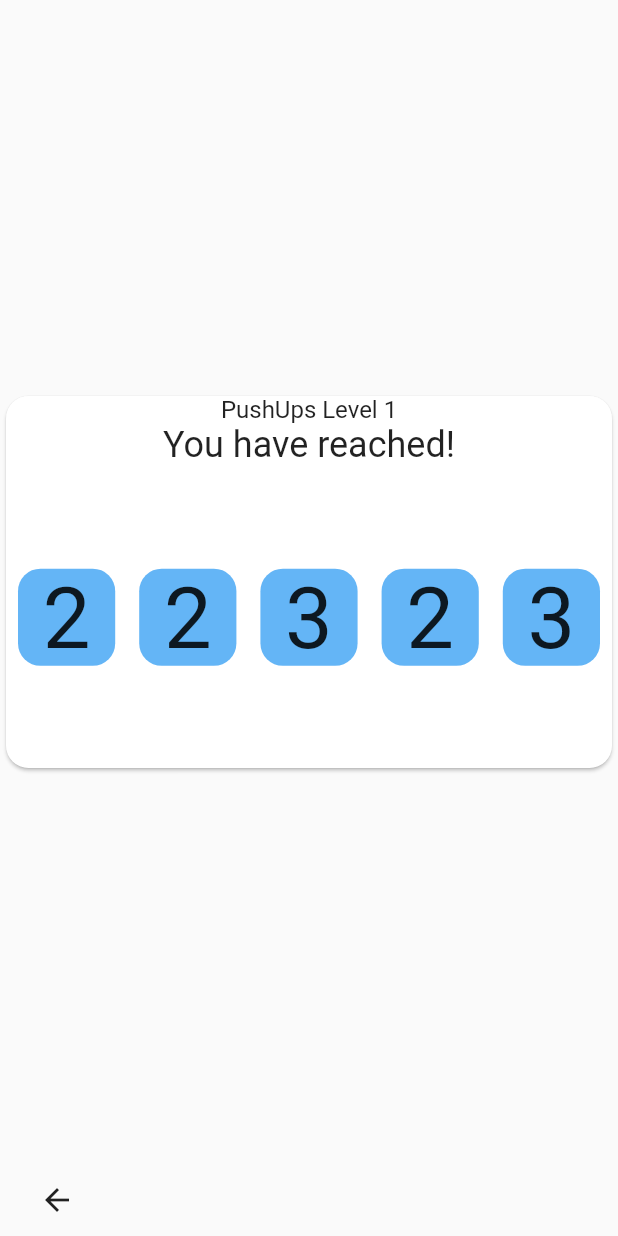
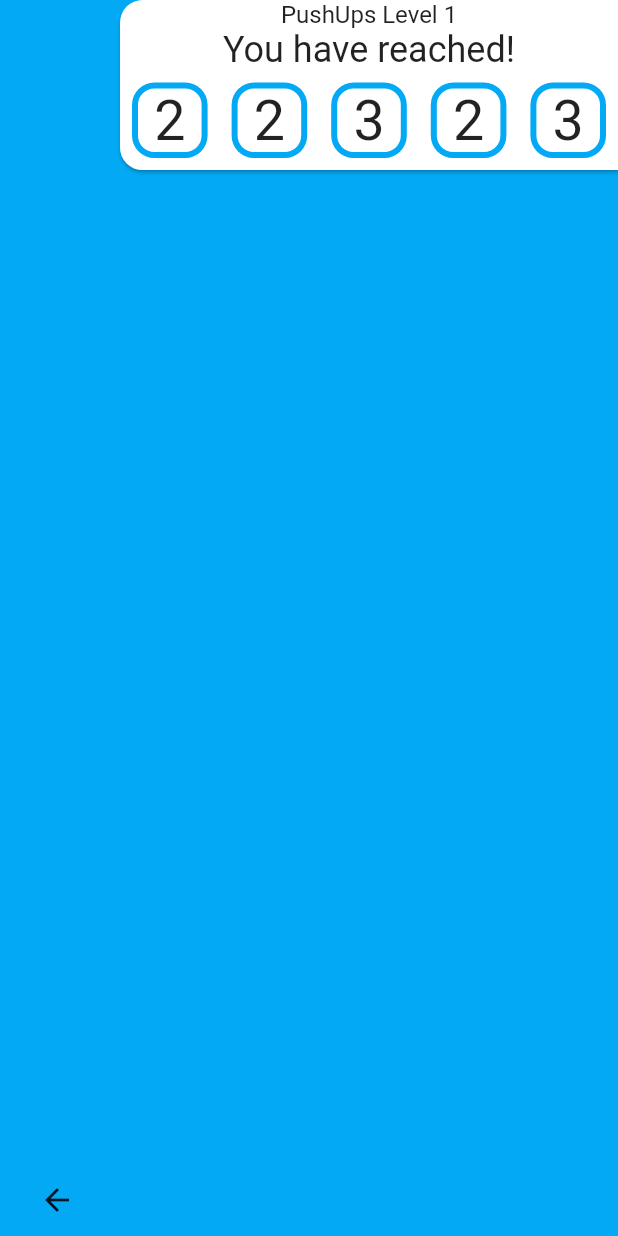
Before and after one commit to fourman-alex/Drillz, a Flutter app: the screen it shows after launch, after a tap on "pushups", on a phone screen of 412 x 824 dp. Run offline on Flutter 3.47's test engine with Material 2 defaults, Android fonts, the phone set to English and light mode, and no system bars; our stand-ins replace shared_preferences.

Commit message:
wip added colors to the workout types made level selection get the color from the workout type

```diff
--- a/lib/fill_transition.dart
+++ b/lib/fill_transition.dart
@@ -56,10 +56,16 @@ class FillTransition extends StatelessWidget {
                 children: <Widget>[
                   FadeTransition(
                     opacity: materialFadeAnimation,
-                    child: Material(),
+                    child: AnimatedBuilder(
+                        animation: animation,
+                        builder: (_, __) {
+                          return Material(
+                            color: colorTween.evaluate(animation),
+                          );
+                        }),
                   ),
                   FadeTransition(
-                    child: SafeArea(child: child),
+                    child: child,
                     opacity: fadeAnimation,
                   ),
                 ],
--- a/lib/level_selection_screen.dart
+++ b/lib/level_selection_screen.dart
@@ -7,11 +7,13 @@ import 'package:pogo/workout_screen.dart';
 class LevelSelectionScreen extends StatelessWidget {
   final Rect sourceRect;
   final List<Level> workouts;
+  final Color color;
 
   const LevelSelectionScreen({
     Key key,
     @required this.sourceRect,
     this.workouts,
+    this.color,
   })  : assert(sourceRect != null),
         super(key: key);
 
@@ -20,6 +22,7 @@ class LevelSelectionScreen extends StatelessWidget {
   static Route<void> route(
     BuildContext context,
     List<Level> workouts,
+    Color color,
   ) {
     final RenderBox box = context.findRenderObject();
     final Rect sourceRect = box.localToGlobal(Offset.zero) & box.size;
@@ -28,6 +31,7 @@ class LevelSelectionScreen extends StatelessWidget {
       pageBuilder: (BuildContext context, _, __) => LevelSelectionScreen(
         sourceRect: sourceRect,
         workouts: workouts,
+        color: color,
       ),
       transitionDuration: const Duration(milliseconds: 1000),
       transitionsBuilder: (context, animation, secondaryAnimation, child) {
@@ -48,29 +52,44 @@ class LevelSelectionScreen extends StatelessWidget {
     //find last completed
     var lastCompletedIndex =
         workouts.lastIndexWhere((workout) => workout.dateCompleted != null);
-    var lastWorkout =
-        lastCompletedIndex != -1 ? workouts[lastCompletedIndex] : null;
     var currentWorkout = lastCompletedIndex + 1 < workouts.length
         ? workouts[lastCompletedIndex + 1]
         : null;
 
+    List<Widget> completedList = lastCompletedIndex != -1
+        ? workouts.getRange(0, lastCompletedIndex + 1).map((level) {
+            return GestureDetector(
+              onTap: () => Navigator.push(context, WorkoutScreen.route(level)),
+              child: Opacity(
+                opacity: 0.7,
+                child: LevelPage(
+                  workout: level,
+                  text: "",
+                  color: color,
+                ),
+              ),
+            );
+          }).expand((widget) => [
+              widget,
+              SizedBox(
+                height: 20.0,
+                width: double.infinity,
+              )
+            ]).toList()
+        : null;
+
     return FillTransition(
+      fromColor: color,
+      toColor: color,
       source: sourceRect,
       child: Column(
         children: <Widget>[
           Expanded(
-            child: PageView(
+            child: ListView(
+              shrinkWrap: false,
               scrollDirection: Axis.vertical,
-              controller: PageController(viewportFraction: 0.33),
               children: <Widget>[
-                if (lastWorkout != null)
-                  GestureDetector(
-                    behavior: HitTestBehavior.translucent,
-                    child: LevelPage(
-                      workout: lastWorkout,
-                      text: "Last",
-                    ),
-                  ),
+                ...?completedList,
                 GestureDetector(
                   behavior: HitTestBehavior.translucent,
                   onTap: () {
@@ -81,6 +100,7 @@ class LevelSelectionScreen extends StatelessWidget {
                   child: LevelPage(
                     workout: currentWorkout,
                     text: "You have reached!",
+                    color: color,
                   ),
                 ),
               ],
@@ -102,9 +122,10 @@ class LevelSelectionScreen extends StatelessWidget {
 class LevelPage extends StatelessWidget {
   final Level workout;
   final String text;
+  final Color color;
   final void Function() onTap;
 
-  const LevelPage({Key key, this.workout, this.text, this.onTap})
+  const LevelPage({Key key, this.workout, this.text, this.color, this.onTap})
       : super(key: key);
 
   @override
@@ -112,8 +133,15 @@ class LevelPage extends StatelessWidget {
     final DateFormat dateFormat = DateFormat.yMEd();
 
     return Card(
+      margin: EdgeInsets.only(
+        left: 80.0,
+      ),
       shape: RoundedRectangleBorder(
-          borderRadius: BorderRadius.all(Radius.circular(15.0))),
+        borderRadius: BorderRadius.only(
+          topLeft: Radius.circular(15.0),
+          bottomLeft: Radius.circular(15.0),
+        ),
+      ),
       child: Column(
         mainAxisSize: MainAxisSize.min,
         children: <Widget>[
@@ -125,11 +153,12 @@ class LevelPage extends StatelessWidget {
             text ?? "",
             style: Theme.of(context).textTheme.headline,
           ),
-          if (workout.dateAttempted != null)
-            Text("Unlcoked on: ${dateFormat.format(workout.dateAttempted)}"),
-          if (workout.dateCompleted != null)
-            Text("Completed on: ${dateFormat.format(workout.dateCompleted)}"),
+//          if (workout.dateAttempted != null)
+//            Text("Unlcoked on: ${dateFormat.format(workout.dateAttempted)}"),
+//          if (workout.dateCompleted != null)
+//            Text("Completed on: ${dateFormat.format(workout.dateCompleted)}"),
           Expanded(
+            flex: 0,
             child: Row(
               mainAxisAlignment: MainAxisAlignment.spaceAround,
               children: <Widget>[
@@ -151,9 +180,10 @@ class LevelPage extends StatelessWidget {
                               ),
                             ),
                             decoration: BoxDecoration(
-                                borderRadius:
-                                    BorderRadius.all(Radius.circular(15.0)),
-                                color: Colors.blue[300]),
+                              borderRadius:
+                                  BorderRadius.all(Radius.circular(15.0)),
+                              border: Border.all(color: color, width: 4.0),
+                            ),
                           ),
                         ),
                       ),
--- a/lib/main.dart
+++ b/lib/main.dart
@@ -31,7 +31,6 @@ class _MyAppState extends State<MyApp> {
     return ChangeNotifierProvider.value(
       value: _modelValueNotifier,
       child: MaterialApp(
-        color: primaryColor,
         home: WorkoutSelectionScreen(),
       ),
     );
--- a/lib/workout_selection_screen.dart
+++ b/lib/workout_selection_screen.dart
@@ -23,31 +23,34 @@ class _WorkoutSelectionScreenState extends State<WorkoutSelectionScreen> {
             progressIndicator = Container();
 
           return Column(
+            mainAxisAlignment: MainAxisAlignment.center,
             children: <Widget>[
-              Center(
-                child: GridView.count(
+              GridView.count(
                 shrinkWrap: true,
                 physics: NeverScrollableScrollPhysics(),
                 crossAxisCount: 2,
                 children: <Widget>[
                   _WorkoutButton(
                     text: "pushups",
+                    color: Colors.lightBlue,
                     plan: model?.pushUpsPlan,
                   ),
                   _WorkoutButton(
                     text: "pullups",
+                    color: Colors.indigo,
                     plan: model?.pullUpsPlan,
                   ),
                   _WorkoutButton(
                     text: "situps",
+                    color: Colors.lightGreen,
                     plan: model?.sitUpsPlan,
                   ),
                   _WorkoutButton(
                     text: "squats",
+                    color: Colors.amber,
                     plan: model?.squatsPlan,
                   ),
                 ],
-                ),
               ),
               Padding(
                 padding: const EdgeInsets.only(top: 8.0),
@@ -67,16 +70,19 @@ class _WorkoutSelectionScreenState extends State<WorkoutSelectionScreen> {
 class _WorkoutButton extends StatelessWidget {
   final String text;
   final List<Level> plan;
+  final Color color;
 
   const _WorkoutButton({
     Key key,
     this.text,
     this.plan,
+    this.color,
   }) : super(key: key);
 
   @override
   Widget build(BuildContext context) {
     return Card(
+      color: color,
       child: Builder(
         builder: (context) {
           var child = Center(child: Text(text));
@@ -87,7 +93,7 @@ class _WorkoutButton extends StatelessWidget {
               if (plan != null) {
                 Navigator.of(context)
                     .push(
-                  LevelSelectionScreen.route(context, plan),
+                  LevelSelectionScreen.route(context, plan, color),
                 )
                     .then((returnValue) {
                   debugPrint("LevelSelectionScreen popped");
```
Lines whose indentation alone changed are shown as unchanged.
